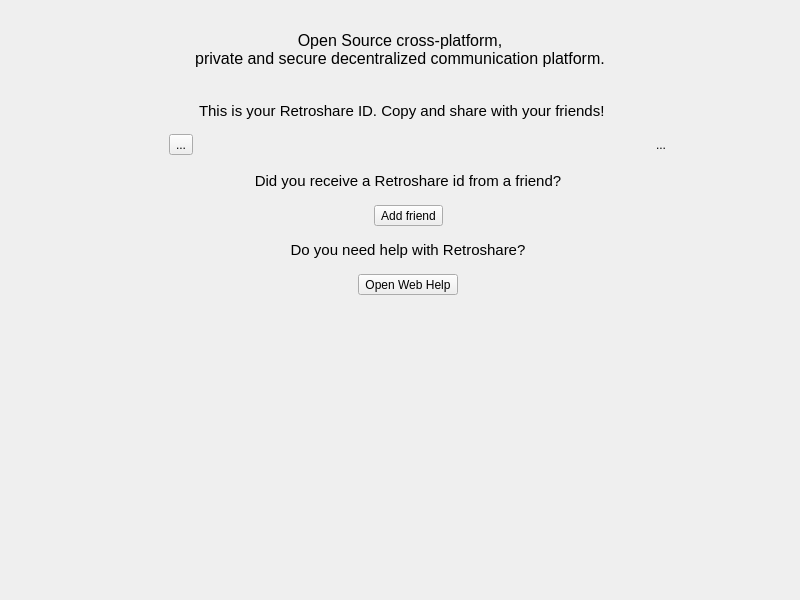
The window that retroshare-gui/src/gui/HomePage.ui (RetroShare/RetroShare) describes before a commit, drawn with Qt 5.
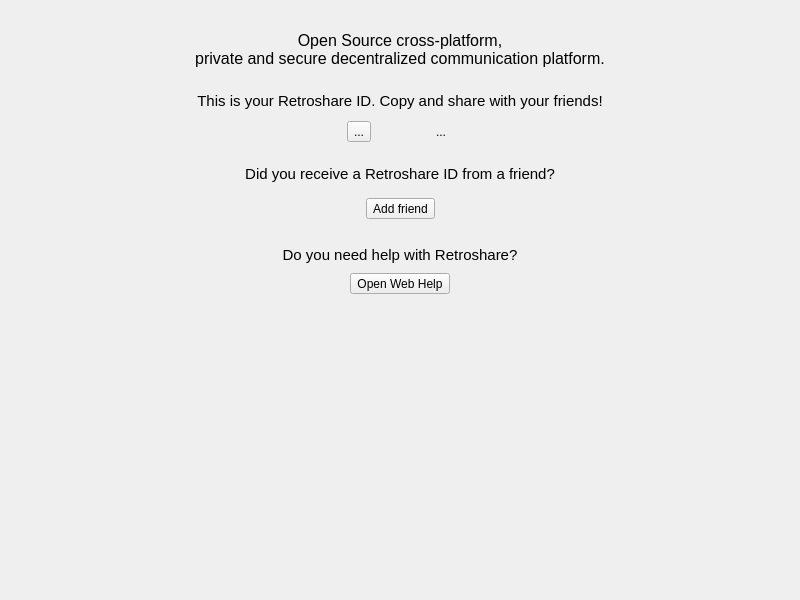
The same window after the commit. Icons and pictures are not drawn.

Commit message: Attempt to fix some margin spacing and centering on Home View

Diff of the .ui file:
```diff
--- a/retroshare-gui/src/gui/HomePage.ui
+++ b/retroshare-gui/src/gui/HomePage.ui
@@ -13,8 +13,27 @@
   <property name="windowTitle">
    <string>Form</string>
   </property>
-  <layout class="QGridLayout" name="gridLayout_2">
-   <item row="1" column="0" colspan="3">
+  <layout class="QGridLayout" name="gridLayout">
+   <item row="0" column="0" colspan="5">
+    <widget class="QLabel" name="label">
+     <property name="sizePolicy">
+      <sizepolicy hsizetype="Expanding" vsizetype="Maximum">
+       <horstretch>0</horstretch>
+       <verstretch>0</verstretch>
+      </sizepolicy>
+     </property>
+     <property name="text">
+      <string/>
+     </property>
+     <property name="pixmap">
+      <pixmap resource="images.qrc">:/images/logo/logo_web_nobackground.png</pixmap>
+     </property>
+     <property name="alignment">
+      <set>Qt::AlignCenter</set>
+     </property>
+    </widget>
+   </item>
+   <item row="1" column="0" colspan="5">
     <widget class="QLabel" name="label_2">
      <property name="font">
       <font>
@@ -31,7 +50,7 @@
      </property>
     </widget>
    </item>
-   <item row="2" column="2" rowspan="6">
+   <item row="2" column="4" rowspan="6">
     <spacer name="horizontalSpacer_3">
      <property name="orientation">
       <enum>Qt::Horizontal</enum>
@@ -42,219 +61,28 @@
      <property name="sizeHint" stdset="0">
       <size>
        <width>78</width>
-       <height>388</height>
-      </size>
-     </property>
-    </spacer>
-   </item>
-   <item row="2" column="0" rowspan="6">
-    <spacer name="horizontalSpacer_2">
-     <property name="orientation">
-      <enum>Qt::Horizontal</enum>
-     </property>
-     <property name="sizeType">
-      <enum>QSizePolicy::Preferred</enum>
-     </property>
-     <property name="sizeHint" stdset="0">
-      <size>
-       <width>94</width>
        <height>408</height>
       </size>
      </property>
     </spacer>
    </item>
-   <item row="7" column="1">
-    <spacer name="verticalSpacer">
-     <property name="orientation">
-      <enum>Qt::Vertical</enum>
-     </property>
-     <property name="sizeType">
-      <enum>QSizePolicy::Expanding</enum>
-     </property>
-     <property name="sizeHint" stdset="0">
-      <size>
-       <width>20</width>
-       <height>40</height>
-      </size>
-     </property>
-    </spacer>
-   </item>
-   <item row="3" column="1">
-    <widget class="QLabel" name="label_3">
-     <property name="font">
-      <font>
-       <pointsize>11</pointsize>
-      </font>
-     </property>
-     <property name="styleSheet">
-      <string notr="true"/>
-     </property>
-     <property name="text">
-      <string>Did you receive a Retroshare id from a friend?</string>
-     </property>
-     <property name="alignment">
-      <set>Qt::AlignCenter</set>
-     </property>
-    </widget>
-   </item>
-   <item row="6" column="1">
-    <widget class="QFrame" name="helpframe">
-     <property name="sizePolicy">
-      <sizepolicy hsizetype="Expanding" vsizetype="Preferred">
-       <horstretch>0</horstretch>
-       <verstretch>0</verstretch>
-      </sizepolicy>
-     </property>
-     <property name="styleSheet">
-      <string notr="true"/>
-     </property>
-     <property name="frameShape">
-      <enum>QFrame::NoFrame</enum>
-     </property>
-     <property name="frameShadow">
-      <enum>QFrame::Plain</enum>
-     </property>
+   <item row="3" column="1" colspan="3">
+    <widget class="QFrame" name="retroshareIDframe">
      <layout class="QHBoxLayout" name="horizontalLayout_2">
-      <item>
-       <widget class="QToolButton" name="openwebhelp">
-        <property name="text">
-         <string>Open Web Help</string>
-        </property>
-        <property name="icon">
-         <iconset resource="icons.qrc">
-          <normaloff>:/icons/settings/webinterface.svg</normaloff>:/icons/settings/webinterface.svg</iconset>
-        </property>
-        <property name="iconSize">
-         <size>
-          <width>24</width>
-          <height>24</height>
-         </size>
-        </property>
-        <property name="toolButtonStyle">
-         <enum>Qt::ToolButtonTextBesideIcon</enum>
-        </property>
-       </widget>
-      </item>
-     </layout>
-    </widget>
-   </item>
-   <item row="0" column="0" colspan="3">
-    <widget class="QLabel" name="label">
-     <property name="sizePolicy">
-      <sizepolicy hsizetype="Expanding" vsizetype="Maximum">
-       <horstretch>0</horstretch>
-       <verstretch>0</verstretch>
-      </sizepolicy>
-     </property>
-     <property name="text">
-      <string/>
-     </property>
-     <property name="pixmap">
-      <pixmap resource="images.qrc">:/images/logo/logo_web_nobackground.png</pixmap>
-     </property>
-     <property name="alignment">
-      <set>Qt::AlignCenter</set>
-     </property>
-    </widget>
-   </item>
-   <item row="4" column="1">
-    <widget class="QFrame" name="addframe">
-     <property name="sizePolicy">
-      <sizepolicy hsizetype="Expanding" vsizetype="Preferred">
-       <horstretch>0</horstretch>
-       <verstretch>0</verstretch>
-      </sizepolicy>
-     </property>
-     <property name="styleSheet">
-      <string notr="true"/>
-     </property>
-     <layout class="QHBoxLayout" name="horizontalLayout">
-      <item>
-       <spacer name="horizontalSpacer">
-        <property name="orientation">
-         <enum>Qt::Horizontal</enum>
-        </property>
-        <property name="sizeHint" stdset="0">
-         <size>
-          <width>40</width>
-          <height>20</height>
-         </size>
-        </property>
-       </spacer>
-      </item>
-      <item>
-       <widget class="QToolButton" name="addButton">
-        <property name="text">
-         <string>Add friend</string>
-        </property>
-        <property name="iconSize">
-         <size>
-          <width>24</width>
-          <height>24</height>
-         </size>
-        </property>
-        <property name="toolButtonStyle">
-         <enum>Qt::ToolButtonTextBesideIcon</enum>
-        </property>
-        <property name="autoRaise">
-         <bool>false</bool>
-        </property>
-       </widget>
-      </item>
-      <item>
-       <spacer name="horizontalSpacer_4">
-        <property name="orientation">
-         <enum>Qt::Horizontal</enum>
-        </property>
-        <property name="sizeHint" stdset="0">
-         <size>
-          <width>40</width>
-          <height>20</height>
-         </size>
-        </property>
-       </spacer>
-      </item>
-     </layout>
-    </widget>
-   </item>
-   <item row="5" column="1">
-    <widget class="QLabel" name="label_4">
-     <property name="font">
-      <font>
-       <pointsize>11</pointsize>
-      </font>
-     </property>
-     <property name="text">
-      <string>Do you need help with Retroshare?</string>
-     </property>
-     <property name="alignment">
-      <set>Qt::AlignCenter</set>
-     </property>
-    </widget>
-   </item>
-   <item row="2" column="1">
-    <widget class="QFrame" name="">
-     <layout class="QGridLayout" name="gridLayout">
       <property name="leftMargin">
-       <number>0</number>
+       <number>9</number>
       </property>
       <property name="topMargin">
        <number>0</number>
       </property>
       <property name="rightMargin">
-       <number>0</number>
+       <number>9</number>
       </property>
       <property name="bottomMargin">
-       <number>6</number>
+       <number>12</number>
       </property>
-      <property name="horizontalSpacing">
-       <number>6</number>
-      </property>
-      <property name="verticalSpacing">
-       <number>0</number>
-      </property>
-      <item row="1" column="5" rowspan="2">
-       <spacer name="horizontalSpacer_5">
+      <item>
+       <spacer name="horizontalSpacer_6">
         <property name="orientation">
          <enum>Qt::Horizontal</enum>
         </property>
@@ -266,60 +94,7 @@
         </property>
        </spacer>
       </item>
-      <item row="2" column="3">
-       <widget class="QToolButton" name="shareButton">
-        <property name="sizePolicy">
-         <sizepolicy hsizetype="Fixed" vsizetype="Fixed">
-          <horstretch>0</horstretch>
-          <verstretch>0</verstretch>
-         </sizepolicy>
-        </property>
-        <property name="focusPolicy">
-         <enum>Qt::NoFocus</enum>
-        </property>
-        <property name="toolTip">
-         <string>&lt;html&gt;&lt;head/&gt;&lt;body&gt;&lt;p&gt;Share your RetroShare ID&lt;/p&gt;&lt;/body&gt;&lt;/html&gt;</string>
-        </property>
-        <property name="icon">
-         <iconset resource="icons.qrc">
-          <normaloff>:/icons/svg/share.svg</normaloff>:/icons/svg/share.svg</iconset>
-        </property>
-        <property name="iconSize">
-         <size>
-          <width>24</width>
-          <height>24</height>
-         </size>
-        </property>
-        <property name="popupMode">
-         <enum>QToolButton::InstantPopup</enum>
-        </property>
-        <property name="autoRaise">
-         <bool>true</bool>
-        </property>
-       </widget>
-      </item>
-      <item row="0" column="2" rowspan="2">
-       <widget class="QLabel" name="userCertLabel">
-        <property name="sizePolicy">
-         <sizepolicy hsizetype="Expanding" vsizetype="Preferred">
-          <horstretch>0</horstretch>
-          <verstretch>0</verstretch>
-         </sizepolicy>
-        </property>
-        <property name="font">
-         <font>
-          <pointsize>11</pointsize>
-         </font>
-        </property>
-        <property name="text">
-         <string>This is your Retroshare ID. Copy and share with your friends!</string>
-        </property>
-        <property name="alignment">
-         <set>Qt::AlignLeading|Qt::AlignLeft|Qt::AlignVCenter</set>
-        </property>
-       </widget>
-      </item>
-      <item row="2" column="1">
+      <item>
        <widget class="QToolButton" name="copyIDButton">
         <property name="text">
          <string>...</string>
@@ -330,7 +105,7 @@
         </property>
        </widget>
       </item>
-      <item row="2" column="2">
+      <item>
        <widget class="QLabel" name="retroshareid">
         <property name="sizePolicy">
          <sizepolicy hsizetype="Preferred" vsizetype="Preferred">
@@ -363,20 +138,39 @@
         </property>
        </widget>
       </item>
-      <item row="0" column="0" rowspan="3">
-       <spacer name="horizontalSpacer_6">
-        <property name="orientation">
-         <enum>Qt::Horizontal</enum>
+      <item>
+       <widget class="QToolButton" name="shareButton">
+        <property name="sizePolicy">
+         <sizepolicy hsizetype="Fixed" vsizetype="Fixed">
+          <horstretch>0</horstretch>
+          <verstretch>0</verstretch>
+         </sizepolicy>
         </property>
-        <property name="sizeHint" stdset="0">
+        <property name="focusPolicy">
+         <enum>Qt::NoFocus</enum>
+        </property>
+        <property name="toolTip">
+         <string>&lt;html&gt;&lt;head/&gt;&lt;body&gt;&lt;p&gt;Share your RetroShare ID&lt;/p&gt;&lt;/body&gt;&lt;/html&gt;</string>
+        </property>
+        <property name="icon">
+         <iconset resource="icons.qrc">
+          <normaloff>:/icons/svg/share.svg</normaloff>:/icons/svg/share.svg</iconset>
+        </property>
+        <property name="iconSize">
          <size>
-          <width>67</width>
-          <height>68</height>
+          <width>24</width>
+          <height>24</height>
          </size>
         </property>
-       </spacer>
+        <property name="popupMode">
+         <enum>QToolButton::InstantPopup</enum>
+        </property>
+        <property name="autoRaise">
+         <bool>true</bool>
+        </property>
+       </widget>
       </item>
-      <item row="2" column="4">
+      <item>
        <widget class="QToolButton" name="helpButton">
         <property name="text">
          <string>...</string>
@@ -393,9 +187,241 @@
         </property>
        </widget>
       </item>
+      <item>
+       <spacer name="horizontalSpacer_5">
+        <property name="orientation">
+         <enum>Qt::Horizontal</enum>
+        </property>
+        <property name="sizeHint" stdset="0">
+         <size>
+          <width>40</width>
+          <height>20</height>
+         </size>
+        </property>
+       </spacer>
+      </item>
      </layout>
     </widget>
    </item>
+   <item row="5" column="1" colspan="3">
+    <widget class="QFrame" name="addframe">
+     <property name="sizePolicy">
+      <sizepolicy hsizetype="Expanding" vsizetype="Preferred">
+       <horstretch>0</horstretch>
+       <verstretch>0</verstretch>
+      </sizepolicy>
+     </property>
+     <property name="styleSheet">
+      <string notr="true"/>
+     </property>
+     <layout class="QHBoxLayout" name="horizontalLayout">
+      <property name="bottomMargin">
+       <number>12</number>
+      </property>
+      <item>
+       <spacer name="horizontalSpacer">
+        <property name="orientation">
+         <enum>Qt::Horizontal</enum>
+        </property>
+        <property name="sizeHint" stdset="0">
+         <size>
+          <width>40</width>
+          <height>20</height>
+         </size>
+        </property>
+       </spacer>
+      </item>
+      <item>
+       <widget class="QToolButton" name="addButton">
+        <property name="text">
+         <string>Add friend</string>
+        </property>
+        <property name="iconSize">
+         <size>
+          <width>24</width>
+          <height>24</height>
+         </size>
+        </property>
+        <property name="toolButtonStyle">
+         <enum>Qt::ToolButtonTextBesideIcon</enum>
+        </property>
+        <property name="autoRaise">
+         <bool>false</bool>
+        </property>
+       </widget>
+      </item>
+      <item>
+       <spacer name="horizontalSpacer_4">
+        <property name="orientation">
+         <enum>Qt::Horizontal</enum>
+        </property>
+        <property name="sizeHint" stdset="0">
+         <size>
+          <width>40</width>
+          <height>20</height>
+         </size>
+        </property>
+       </spacer>
+      </item>
+     </layout>
+    </widget>
+   </item>
+   <item row="6" column="1" colspan="3">
+    <widget class="QFrame" name="helpframe">
+     <property name="sizePolicy">
+      <sizepolicy hsizetype="Expanding" vsizetype="Preferred">
+       <horstretch>0</horstretch>
+       <verstretch>0</verstretch>
+      </sizepolicy>
+     </property>
+     <property name="styleSheet">
+      <string notr="true"/>
+     </property>
+     <property name="frameShape">
+      <enum>QFrame::NoFrame</enum>
+     </property>
+     <property name="frameShadow">
+      <enum>QFrame::Plain</enum>
+     </property>
+     <layout class="QGridLayout" name="gridLayout_3">
+      <property name="verticalSpacing">
+       <number>9</number>
+      </property>
+      <item row="1" column="2">
+       <spacer name="horizontalSpacer_7">
+        <property name="orientation">
+         <enum>Qt::Horizontal</enum>
+        </property>
+        <property name="sizeHint" stdset="0">
+         <size>
+          <width>40</width>
+          <height>20</height>
+         </size>
+        </property>
+       </spacer>
+      </item>
+      <item row="1" column="1">
+       <widget class="QToolButton" name="openwebhelp">
+        <property name="text">
+         <string>Open Web Help</string>
+        </property>
+        <property name="icon">
+         <iconset resource="icons.qrc">
+          <normaloff>:/icons/settings/webinterface.svg</normaloff>:/icons/settings/webinterface.svg</iconset>
+        </property>
+        <property name="iconSize">
+         <size>
+          <width>24</width>
+          <height>24</height>
+         </size>
+        </property>
+        <property name="toolButtonStyle">
+         <enum>Qt::ToolButtonTextBesideIcon</enum>
+        </property>
+       </widget>
+      </item>
+      <item row="1" column="0">
+       <spacer name="horizontalSpacer_8">
+        <property name="orientation">
+         <enum>Qt::Horizontal</enum>
+        </property>
+        <property name="sizeHint" stdset="0">
+         <size>
+          <width>40</width>
+          <height>20</height>
+         </size>
+        </property>
+       </spacer>
+      </item>
+      <item row="0" column="0" colspan="3">
+       <widget class="QLabel" name="label_4">
+        <property name="font">
+         <font>
+          <pointsize>11</pointsize>
+         </font>
+        </property>
+        <property name="text">
+         <string>Do you need help with Retroshare?</string>
+        </property>
+        <property name="alignment">
+         <set>Qt::AlignCenter</set>
+        </property>
+       </widget>
+      </item>
+     </layout>
+    </widget>
+   </item>
+   <item row="7" column="1" colspan="3">
+    <spacer name="verticalSpacer">
+     <property name="orientation">
+      <enum>Qt::Vertical</enum>
+     </property>
+     <property name="sizeType">
+      <enum>QSizePolicy::Expanding</enum>
+     </property>
+     <property name="sizeHint" stdset="0">
+      <size>
+       <width>20</width>
+       <height>40</height>
+      </size>
+     </property>
+    </spacer>
+   </item>
+   <item row="4" column="1" colspan="3">
+    <widget class="QLabel" name="label_3">
+     <property name="font">
+      <font>
+       <pointsize>11</pointsize>
+      </font>
+     </property>
+     <property name="styleSheet">
+      <string notr="true"/>
+     </property>
+     <property name="text">
+      <string>Did you receive a Retroshare ID from a friend?</string>
+     </property>
+     <property name="alignment">
+      <set>Qt::AlignCenter</set>
+     </property>
+    </widget>
+   </item>
+   <item row="2" column="1" colspan="3">
+    <widget class="QLabel" name="userCertLabel">
+     <property name="sizePolicy">
+      <sizepolicy hsizetype="Expanding" vsizetype="Preferred">
+       <horstretch>0</horstretch>
+       <verstretch>0</verstretch>
+      </sizepolicy>
+     </property>
+     <property name="font">
+      <font>
+       <pointsize>11</pointsize>
+      </font>
+     </property>
+     <property name="text">
+      <string>This is your Retroshare ID. Copy and share with your friends!</string>
+     </property>
+     <property name="alignment">
+      <set>Qt::AlignBottom|Qt::AlignHCenter</set>
+     </property>
+    </widget>
+   </item>
+   <item row="2" column="0" rowspan="6">
+    <spacer name="horizontalSpacer_2">
+     <property name="orientation">
+      <enum>Qt::Horizontal</enum>
+     </property>
+     <property name="sizeType">
+      <enum>QSizePolicy::Preferred</enum>
+     </property>
+     <property name="sizeHint" stdset="0">
+      <size>
+       <width>94</width>
+       <height>408</height>
+      </size>
+     </property>
+    </spacer>
+   </item>
   </layout>
  </widget>
  <resources>
```
Left out of the diff: 3 changed lines with no effect on the pictures. The commit also changes 2 other files.
